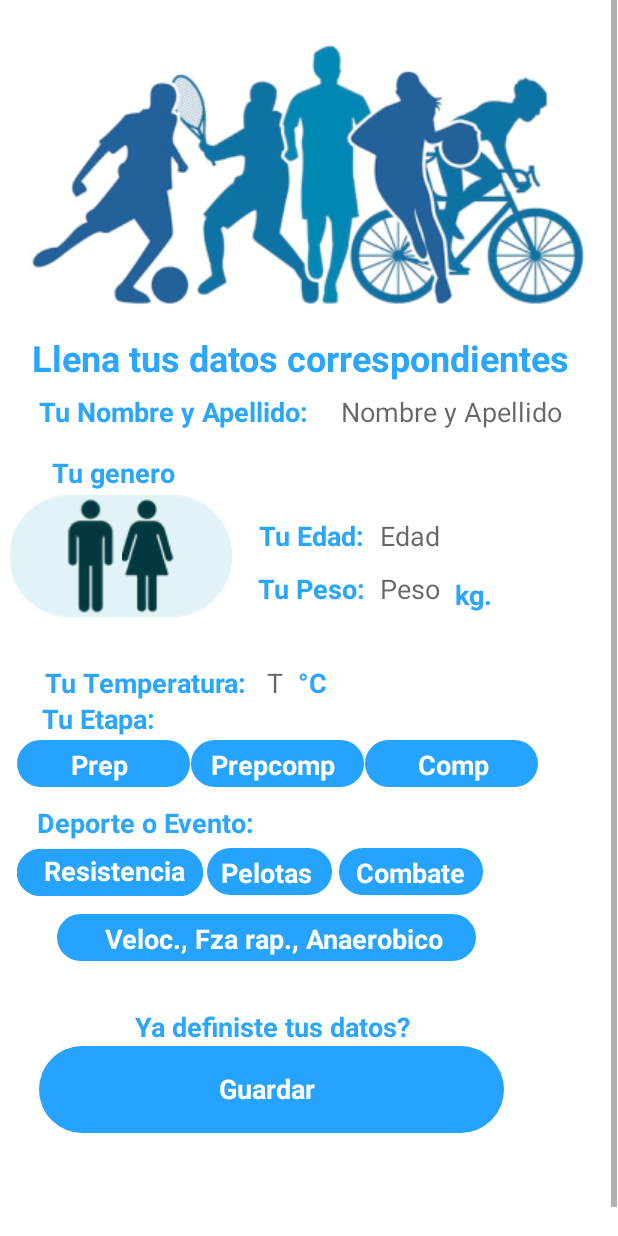
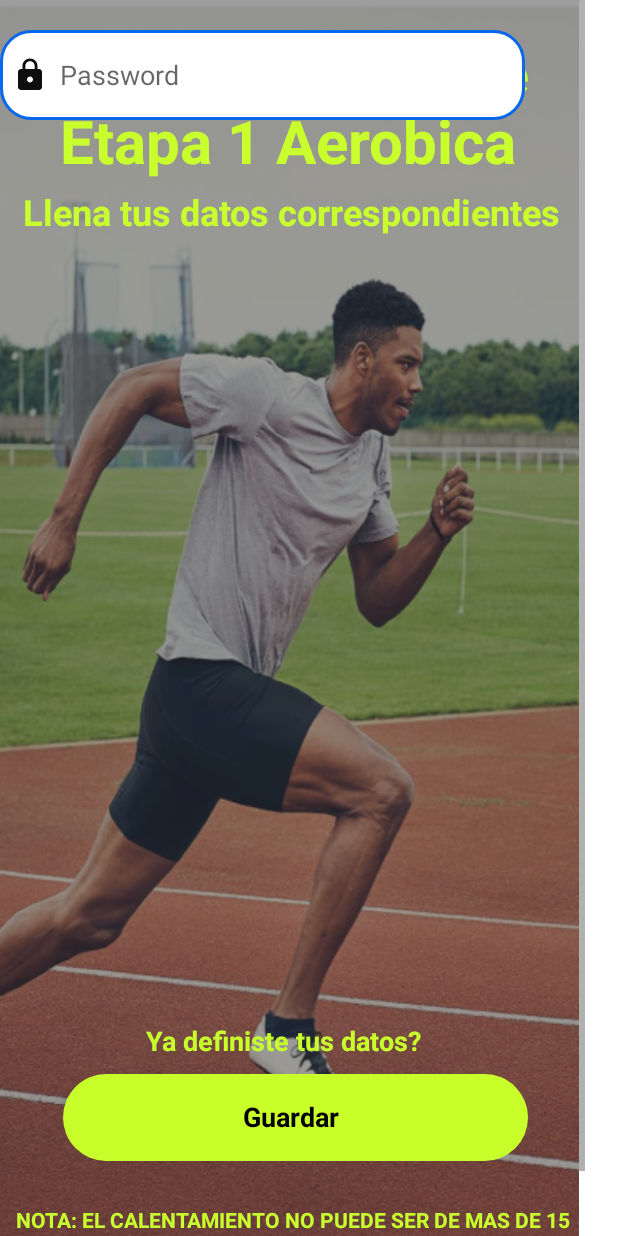
Before and after one commit to demondcn/LT, an Android app: the seccion_iniciada_student_mode__activity screen opened directly, with no data from a screen before it, after a tap on "image_12", on a phone screen of 412 x 824 dp. Run offline under Robolectric (Android 15) with nearby library versions, the phone set to English and light mode, and no system bars.

Commit message:
funcionalidad y arreglo de bugs del apartado de selecion de datos v3

```diff
--- a/proyecto de grado LT/Software/Lactato_Udec/app/src/main/AndroidManifest.xml
+++ b/proyecto de grado LT/Software/Lactato_Udec/app/src/main/AndroidManifest.xml
@@ -36,6 +36,10 @@
             android:name=".definir_datos_deentrada_activity"
             android:exported="false">
         </activity>
+        <activity
+            android:name=".prueba_de_carrera_de_pista_activity"
+            android:exported="false">
+        </activity>
     </application>
 
 </manifest>
--- /dev/null
+++ b/proyecto de grado LT/Software/Lactato_Udec/app/src/main/java/com/example/lactato_udec/prueba_de_carrera_de_pista_activity.java
@@ -0,0 +1,43 @@
+
+package com.example.lactato_udec;
+import androidx.appcompat.app.AppCompatActivity;
+import android.os.Bundle;
+import android.view.View;
+import android.widget.ImageView;
+import android.widget.TextView;
+
+public class prueba_de_carrera_de_pista_activity extends AppCompatActivity {
+
+
+	private View _bg__prueba_de_carrera_de_pista_ek2;
+	private ImageView image_6;
+	private TextView test_para_carrera_a_pie;
+	private TextView etapa_1_aerobica;
+	private TextView llena_tus_datos_correspondientes;
+	private View rectangle_1;
+	private TextView guardar;
+	private TextView __ya_definiste_tus_datos_;
+	private TextView nota__el_calentamiento_no_puede_ser_de_mas_de_15_min__ni_incluyendo_piques;
+
+	@Override
+	public void onCreate(Bundle savedInstanceState) {
+
+		super.onCreate(savedInstanceState);
+		setContentView(R.layout.prueba_de_carrera_de_pista);
+
+
+		_bg__prueba_de_carrera_de_pista_ek2 = (View) findViewById(R.id._bg__prueba_de_carrera_de_pista_ek2);
+		image_6 = (ImageView) findViewById(R.id.image_6);
+		test_para_carrera_a_pie = (TextView) findViewById(R.id.test_para_carrera_a_pie);
+		etapa_1_aerobica = (TextView) findViewById(R.id.etapa_1_aerobica);
+		llena_tus_datos_correspondientes = (TextView) findViewById(R.id.llena_tus_datos_correspondientes);
+		rectangle_1 = (View) findViewById(R.id.rectangle_1);
+		guardar = (TextView) findViewById(R.id.guardar);
+		__ya_definiste_tus_datos_ = (TextView) findViewById(R.id.__ya_definiste_tus_datos_);
+		nota__el_calentamiento_no_puede_ser_de_mas_de_15_min__ni_incluyendo_piques = (TextView) findViewById(R.id.nota__el_calentamiento_no_puede_ser_de_mas_de_15_min__ni_incluyendo_piques);
+
+
+		//custom code goes here
+
+	}
+}
--- a/proyecto de grado LT/Software/Lactato_Udec/app/src/main/java/com/example/lactato_udec/seccion_iniciada_student_mode__activity.java
+++ b/proyecto de grado LT/Software/Lactato_Udec/app/src/main/java/com/example/lactato_udec/seccion_iniciada_student_mode__activity.java
@@ -34,12 +34,19 @@ public class seccion_iniciada_student_mode__activity extends AppCompatActivity {
 	private View rectangle_1;
 	private TextView __definir_datos_;
 
+	private int userId;
 	@Override
 	public void onCreate(Bundle savedInstanceState) {
 
 		super.onCreate(savedInstanceState);
 		setContentView(R.layout.seccion_iniciada_student_mode_);
-
+		Intent intent = getIntent();
+		if (intent != null && intent.hasExtra("user_id")) {
+			userId = intent.getIntExtra("user_id", -1); // Asigna el userId globalmente
+		} else {
+			// Manejar el caso cuando no se proporciona userId
+			userId = -1; // Asigna un valor por defecto o maneja el caso según tu lógica
+		}
 
 		_bg__seccion_iniciada_student_mode__ek2 = (View) findViewById(R.id._bg__seccion_iniciada_student_mode__ek2);
 		selecciona_la_prueba_a_realizar = (TextView) findViewById(R.id.selecciona_la_prueba_a_realizar);
@@ -66,14 +73,15 @@ public class seccion_iniciada_student_mode__activity extends AppCompatActivity {
 		__definir_datos_.setOnClickListener(new View.OnClickListener() {
 			@Override
 			public void onClick(View v) {
-				Intent intent = new Intent(seccion_iniciada_student_mode__activity.this, definir_datos_deentrada_activity.class);
+				Intent intent = new Intent(getApplicationContext(), definir_datos_deentrada_activity.class);
+				intent.putExtra("userId", userId);
 				startActivity(intent);
 			}
 		});
 		image_12.setOnClickListener(new View.OnClickListener() {
 			@Override
 			public void onClick(View v) {
-				Intent intent = new Intent(seccion_iniciada_student_mode__activity.this, definir_datos_deentrada_activity.class);
+				Intent intent = new Intent(seccion_iniciada_student_mode__activity.this, prueba_de_carrera_de_pista_activity.class);
 				startActivity(intent);
 			}
 		});
--- /dev/null
+++ b/proyecto de grado LT/Software/Lactato_Udec/app/src/main/res/drawable-nodpi/_bg__prueba_de_carrera_de_pista_ek2_shape.xml
@@ -0,0 +1,6 @@
+<?xml version="1.0" encoding="utf-8"?>
+<!-- _bg__prueba_de_carrera_de_pista_ek2 from your XD file. -->
+<shape xmlns:android="http://schemas.android.com/apk/res/android"
+	android:shape="rectangle" >
+	<solid android:color="@color/_bg__prueba_de_carrera_de_pista_ek2_color" />
+</shape>
--- /dev/null
+++ b/proyecto de grado LT/Software/Lactato_Udec/app/src/main/res/drawable-nodpi/rectangle_2_shape.xml
@@ -0,0 +1,7 @@
+<?xml version="1.0" encoding="utf-8"?>
+<!-- rectangle_1 from your XD file. -->
+<shape xmlns:android="http://schemas.android.com/apk/res/android"
+	android:shape="rectangle" >
+	<corners android:radius="40dp" />
+	<solid android:color="@color/rectangle_3_color" />
+</shape>
--- /dev/null
+++ b/proyecto de grado LT/Software/Lactato_Udec/app/src/main/res/layout/prueba_de_carrera_de_pista.xml
@@ -0,0 +1,158 @@
+<HorizontalScrollView xmlns:android="http://schemas.android.com/apk/res/android" xmlns:tools="http://schemas.android.com/tools"
+	android:layout_width="match_parent" android:layout_height="wrap_content" >
+	<ScrollView android:id="@+id/prueba_de_carrera_de_pista"
+		android:layout_width="wrap_content"
+		android:layout_height="match_parent" >
+
+		<RelativeLayout android:id="@+id/content_container"
+			android:layout_width="wrap_content"
+			android:layout_height="wrap_content" >
+
+
+
+			<RelativeLayout android:id="@+id/page_prueba_de_carrera_de_pista_ek1"
+				android:layout_marginTop="0dp"
+				android:layout_marginStart="0dp"
+				android:layout_width="390dp"
+				android:layout_height="wrap_content"
+				>
+
+				<View   android:id="@+id/_bg__prueba_de_carrera_de_pista_ek2"
+					 android:layout_marginStart="0dp"
+					android:layout_marginTop="0dp"
+					android:layout_width="390dp"
+					android:layout_height="844dp" />
+
+				<ImageView
+					android:id="@+id/image_6"
+					android:layout_width="440dp"
+					android:layout_height="870dp"
+					android:layout_marginStart="-20dp"
+					android:layout_marginTop="0dp"
+					android:contentDescription="image_6"
+					android:src="@drawable/image_carrerapista" />
+
+
+				<RelativeLayout android:id="@+id/texto_zona"
+					android:layout_marginTop="12dp"
+					android:layout_marginStart="-5dp"
+					android:layout_width="wrap_content"
+					android:layout_height="wrap_content"
+					>
+
+					<TextView android:id="@+id/test_para_carrera_a_pie"
+						android:fontFamily="Nunito"
+						android:layout_gravity="center_horizontal|center"
+						android:gravity="center"
+						android:textSize="32sp"
+						android:textColor="@color/test_para_carrera_a_pie_color"
+						android:layout_marginLeft="-5dp"
+						android:layout_marginTop="0dp"
+						android:layout_width="416dp"
+						android:layout_height="75dp"
+						android:text="@string/test_para_carrera_a_pie_string"
+						 />
+
+					<TextView android:id="@+id/etapa_1_aerobica"
+						android:fontFamily="Nunito"
+						android:textStyle="bold"
+						android:layout_gravity="center_horizontal|center"
+						android:gravity="center"
+						android:textSize="40sp"
+						android:textColor="@color/test_para_carrera_a_pie_color"
+						android:layout_marginLeft="-1dp"
+						android:layout_marginTop="41dp"
+						android:layout_width="413dp"
+						android:layout_height="81dp"
+						android:text="@string/etapa_1_aerobica_string"
+						 />
+
+					<TextView android:id="@+id/llena_tus_datos_correspondientes"
+						android:fontFamily="Nunito"
+						android:textStyle="bold"
+						android:layout_gravity="center_horizontal|center"
+						android:gravity="center"
+						android:textSize="24sp"
+						android:textColor="@color/test_para_carrera_a_pie_color"
+						android:layout_marginLeft="3dp"
+						android:layout_marginTop="94dp"
+						android:layout_width="405dp"
+						android:layout_height="70dp"
+						android:text="@string/llena_tus_datos_correspondientes_string"
+						 />
+
+				</RelativeLayout>
+
+				<EditText
+					android:id="@+id/Login_password"
+					android:layout_width="350dp"
+					android:layout_height="60dp"
+					android:layout_marginTop="20dp"
+					android:background="@drawable/lavender_border"
+					android:drawableLeft="@drawable/baseline_lock_24"
+					android:drawablePadding="8dp"
+					android:hint="Password"
+					android:inputType="textPassword"
+					android:padding="8dp" />
+
+
+				<RelativeLayout android:id="@+id/boton"
+					android:layout_marginTop="686dp"
+					android:layout_marginStart="-9dp"
+					android:layout_width="wrap_content"
+					android:layout_height="wrap_content"
+					>
+
+					<View   android:id="@+id/rectangle_1"
+						android:background="@drawable/rectangle_2_shape"
+						 android:layout_marginStart="51dp"
+						android:layout_marginTop="30dp"
+						android:layout_width="310dp"
+						android:layout_height="58dp" />
+
+					<TextView android:id="@+id/guardar"
+						android:fontFamily="Nunito"
+						android:textStyle="bold"
+						android:textSize="18sp"
+						android:textColor="@color/guardar_color"
+						android:layout_marginLeft="171dp"
+						android:layout_marginTop="46dp"
+						android:layout_width="92dp"
+						android:layout_height="38dp"
+						android:text="@string/guardar_string"
+						 />
+
+					<TextView android:id="@+id/__ya_definiste_tus_datos_"
+						android:fontFamily="Nunito"
+						android:textStyle="bold"
+						android:layout_gravity="center_horizontal|center"
+						android:gravity="center"
+						android:textSize="18sp"
+						android:textColor="@color/rectangle_3_color"
+						android:layout_marginLeft="-3dp"
+						android:layout_marginTop="-25dp"
+						android:layout_width="409dp"
+						android:layout_height="66dp"
+						android:text="@string/__ya_definiste_tus_datos__string"
+						 />
+
+					<TextView android:id="@+id/nota__el_calentamiento_no_puede_ser_de_mas_de_15_min__ni_incluyendo_piques"
+						android:fontFamily="Nunito"
+						android:textStyle="bold"
+						android:layout_gravity="center_horizontal|center"
+						android:gravity="center"
+						android:textColor="@color/test_para_carrera_a_pie_color"
+						android:layout_marginLeft="9dp"
+						android:layout_marginTop="105dp"
+						android:layout_width="398dp"
+						android:layout_height="60dp"
+						android:text="@string/nota__el_calentamiento_no_puede_ser_de_mas_de_15_min__ni_incluyendo_piques_string"
+						 />
+
+				</RelativeLayout>
+
+			</RelativeLayout>
+		</RelativeLayout>
+
+	</ScrollView>
+</HorizontalScrollView>
--- a/proyecto de grado LT/Software/Lactato_Udec/app/src/main/res/values/colors.xml
+++ b/proyecto de grado LT/Software/Lactato_Udec/app/src/main/res/values/colors.xml
@@ -17,5 +17,9 @@
     <color name="teal_700">#FF018786</color>
     <color name="black">#FF000000</color>
     <color name="white">#FFFFFFFF</color>
+    <color name="_bg__prueba_de_carrera_de_pista_ek2_color">#FFFFFF</color>
+	<color name="test_para_carrera_a_pie_color">#C8FF2C</color>
+	<color name="rectangle_3_color">#C8FF2B</color>
+	<color name="guardar_color">#000000</color>
     <color name="lavender">#0867EB</color>
 </resources>
--- a/proyecto de grado LT/Software/Lactato_Udec/app/src/main/res/values/strings.xml
+++ b/proyecto de grado LT/Software/Lactato_Udec/app/src/main/res/values/strings.xml
@@ -30,4 +30,7 @@
 	<string name="resistencia_ek1_string">Resistencia</string>
 	<string name="resistencia_ek2_string">Resistencia</string>
 	<string name="comp_string">Comp</string>
+	<string name="test_para_carrera_a_pie_string">Test Para Carrera A Pie</string>
+	<string name="etapa_1_aerobica_string">Etapa 1 Aerobica</string>
+	<string name="nota__el_calentamiento_no_puede_ser_de_mas_de_15_min__ni_incluyendo_piques_string">NOTA: EL CALENTAMIENTO NO PUEDE SER DE MAS DE 15 MIN. NI INCLUYENDO PIQUES</string>
 </resources>
```
Also changed, not shown: proyecto de grado LT/Software/Lactato_Udec/app/src/main/java/com/example/lactato_udec/DatabaseHelper.java (+51 -31 lines), proyecto de grado LT/Software/Lactato_Udec/app/src/main/java/com/example/lactato_udec/LoginActivity2.java (+22 -11 lines), proyecto de grado LT/Software/Lactato_Udec/app/src/main/java/com/example/lactato_udec/SignupActivity.java (+7 -6 lines), proyecto de grado LT/Software/Lactato_Udec/app/src/main/java/com/example/lactato_udec/definir_datos_deentrada_activity.java (+81 -2 lines), proyecto de grado LT/Software/Lactato_Udec/app/src/main/res/drawable/image_carrerapista.png (added).
